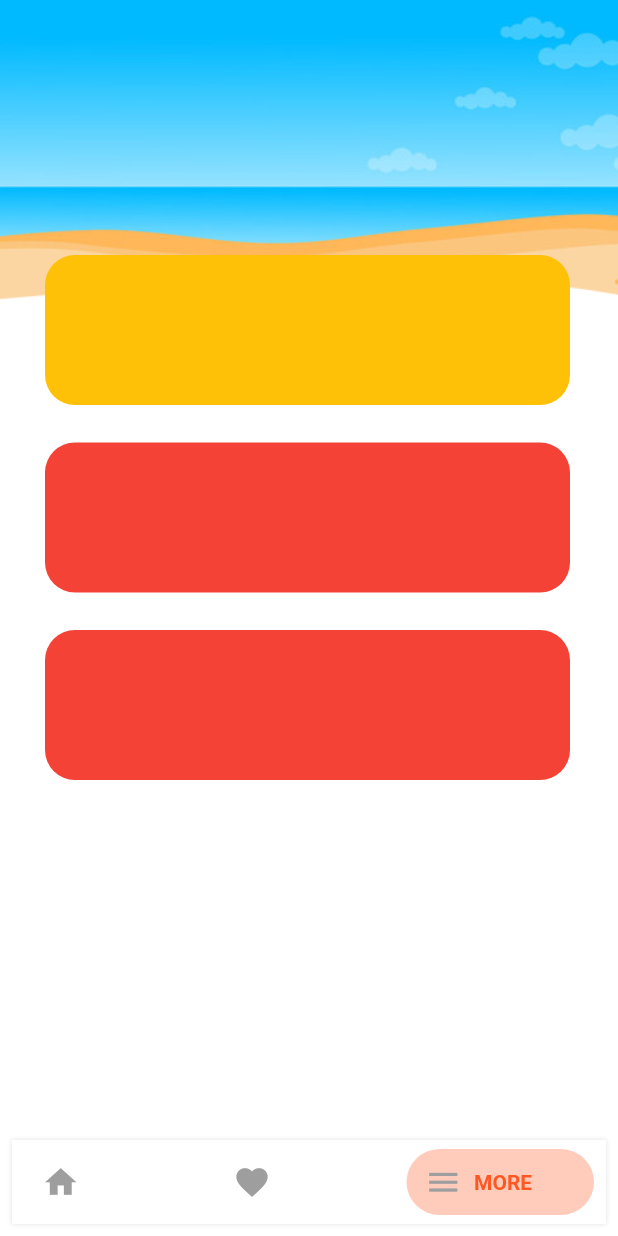
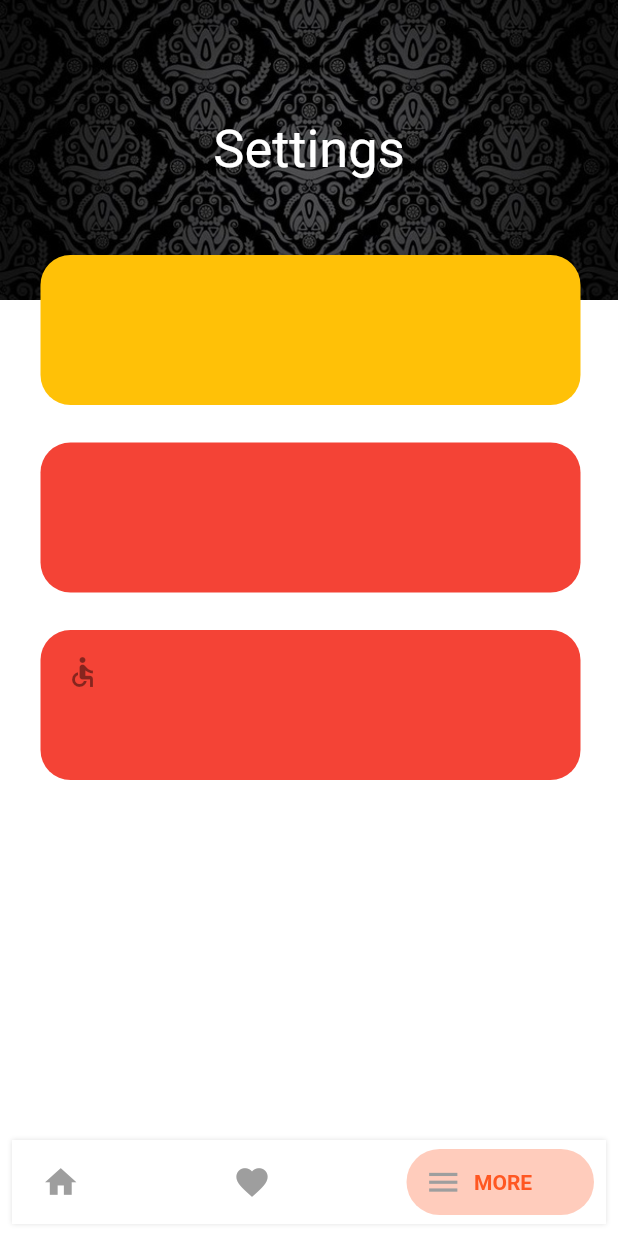
Before and after one commit to ayodelesalimon/iquote_app, a Flutter app: the screen it shows after launch, item 3 of the bottom bar chosen, on a phone screen of 412 x 824 dp. Run offline on Flutter 3.47's test engine with Material 2 defaults, Android fonts, the phone set to English and light mode, and no system bars; our stand-ins replace flutter_countdown_timer, persistent_bottom_nav_bar, share, sqflite, timer_builder; accounts and stored records are empty.

Commit message:
new update

```diff
--- a/lib/newwidget.dart
+++ b/lib/newwidget.dart
@@ -1,4 +1,4 @@
-import 'package:flut/quotedetails.dart';
+import 'package:flut/screens/humour_screen.dart';
 import 'package:flut/util/category.dart';
 import 'package:flutter/material.dart';
 
@@ -29,8 +29,8 @@ class NewWidget extends StatelessWidget {
           context,
           PageRouteBuilder(
               transitionDuration: Duration(milliseconds: 350),
-              pageBuilder: (context, _, __) => QouteDetails(
-                    category: category,
+              pageBuilder: (context, _, __) => AnimContainer(
+                    title: category.name.toLowerCase(),
                   )),
         );
       },
--- a/lib/quotedetails.dart
+++ b/lib/quotedetails.dart
@@ -1,4 +1,3 @@
-import 'package:flut/card.dart';
 import 'package:flut/screens/humour_screen.dart';
 import 'package:flut/util/category.dart';
 import 'package:flutter/material.dart';
--- a/lib/screens/about_page/about.dart
+++ b/lib/screens/about_page/about.dart
@@ -15,19 +15,25 @@ class _AboutPageState extends State<AboutPage> {
           overflow: Overflow.visible,
           children: [
             Container(
+              child: Center(
+                child: Text(
+                  "Settings",
+                  style: TextStyle(color: Colors.white, fontSize: 35),
+                ),
+              ),
               height: 200,
               decoration: BoxDecoration(
                 image: DecorationImage(
                   fit: BoxFit.cover,
-                  image: AssetImage("assets/bg.png"),
+                  image: AssetImage("assets/black.png"),
                 ),
               ),
             ),
             Positioned(
-              left: 30,
+              left: 27,
               top: 170,
               child: Container(
-                width: 350,
+                width: 360,
                 height: 100,
                 decoration: BoxDecoration(
                   color: Colors.amber,
@@ -36,12 +42,15 @@ class _AboutPageState extends State<AboutPage> {
               ),
             ),
             Positioned(
-              left: 30,
+              left: 27,
               top: 420,
               child: Align(
                 alignment: Alignment.center,
                 child: Container(
-                  width: 350,
+                  child: ListTile(
+                    leading: Icon(Icons.accessible),
+                  ),
+                  width: 360,
                   height: 100,
                   decoration: BoxDecoration(
                     color: Colors.red,
@@ -51,12 +60,12 @@ class _AboutPageState extends State<AboutPage> {
               ),
             ),
             Positioned(
-              left: 30,
+              left: 27,
               top: 295,
               child: Align(
                 alignment: Alignment.center,
                 child: Container(
-                  width: 350,
+                  width: 360,
                   height: 100,
                   decoration: BoxDecoration(
                     color: Colors.red,
--- a/lib/util/category.dart
+++ b/lib/util/category.dart
@@ -10,7 +10,7 @@ class Category {
 
 List categorys = [
   Category(
-      name: "JOKES",
+      name: "LIFE",
       imgPath: "assets/2.png",
       colors: [Colors.orange.shade400, Colors.deepOrange.shade900]),
   Category(
```
Also changed, not shown: lib/screens/humour_screen.dart (+6 -1 lines), assets/black.png (added).
